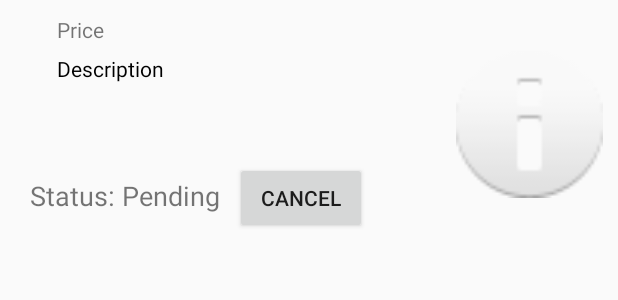
After one commit to marioinfante/Couchsurfer, an Android app: the layout request_row_item.xml on its own in the app's theme, with its tools: preview values and no code run, on a phone screen of 412 x 824 dp. The commit adds this screen. Shown: the top 300 px of the screen. Run offline under Robolectric (Android 15) with nearby library versions, the phone set to English and light mode, and no system bars.

Commit message:
populating user's current requests

```diff
--- a/app/src/main/java/cs184/cs/ucsb/edu/couchsurfer/CouchPost.java
+++ b/app/src/main/java/cs184/cs/ucsb/edu/couchsurfer/CouchPost.java
@@ -16,6 +16,8 @@ public class CouchPost implements Post {
     private String pictures;
     private String booker;
     private Boolean accepted;
+
+    public CouchPost() { }
 
     public CouchPost(String author, String authorUid, String description, double longitude, double latitude, double price, Date start_date, Date end_date, String pictures, String booker, Boolean accepted) {
         this.author = author;
--- /dev/null
+++ b/app/src/main/res/drawable/ic_my_couches.xml
@@ -0,0 +1,5 @@
+<vector android:height="24dp" android:tint="#D3D3D3"
+    android:viewportHeight="24.0" android:viewportWidth="24.0"
+    android:width="24dp" xmlns:android="http://schemas.android.com/apk/res/android">
+    <path android:fillColor="#FF000000" android:pathData="M4,18v3h3v-3h10v3h3v-6L4,15zM19,10h3v3h-3zM2,10h3v3L2,13zM17,13L7,13L7,5c0,-1.1 0.9,-2 2,-2h6c1.1,0 2,0.9 2,2v8z"/>
+</vector>
--- a/app/src/main/res/layout/listview_fragment.xml
+++ b/app/src/main/res/layout/listview_fragment.xml
@@ -5,8 +5,7 @@
     xmlns:tools="http://schemas.android.com/tools"
     android:id="@+id/listview_fragment"
     android:layout_width="match_parent"
-    android:layout_height="match_parent"
-    >
+    android:layout_height="match_parent">
 
     <android.support.v4.widget.SwipeRefreshLayout xmlns:android="http://schemas.android.com/apk/res/android"
         xmlns:app="http://schemas.android.com/apk/res-auto"
--- /dev/null
+++ b/app/src/main/res/layout/request_row_item.xml
@@ -0,0 +1,54 @@
+<?xml version="1.0" encoding="utf-8"?>
+<RelativeLayout xmlns:android="http://schemas.android.com/apk/res/android"
+    android:layout_width="match_parent"
+    android:layout_height="wrap_content"
+    android:orientation="vertical"
+    android:padding="10dp">
+
+    <TextView
+        android:id="@+id/row_price"
+        android:layout_width="wrap_content"
+        android:layout_height="wrap_content"
+        android:layout_alignStart="@+id/row_description"
+        android:layout_alignTop="@+id/row_image"
+        android:text="Price" />
+
+    <TextView
+        android:id="@+id/row_description"
+        android:layout_width="267dp"
+        android:layout_height="72dp"
+        android:layout_alignTop="@+id/row_image"
+        android:layout_marginTop="26dp"
+        android:layout_marginEnd="-1dp"
+        android:layout_toStartOf="@+id/row_image"
+        android:text="Description"
+        android:textColor="@android:color/black" />
+
+    <ImageView
+        android:id="@+id/row_image"
+        android:layout_width="98dp"
+        android:layout_height="98dp"
+        android:layout_alignParentRight="true"
+        android:layout_centerVertical="true"
+        android:layout_marginRight="0dp"
+        android:src="@android:drawable/ic_dialog_info" />
+
+    <TextView
+        android:id="@+id/statusTV"
+        android:layout_width="wrap_content"
+        android:layout_height="wrap_content"
+        android:layout_below="@+id/row_description"
+        android:text="Status: Pending"
+        android:textSize="18dp"
+        android:padding="10dp"/>
+
+    <Button
+        android:id="@+id/cancelBtn"
+        android:layout_width="wrap_content"
+        android:layout_height="wrap_content"
+        android:layout_below="@+id/row_description"
+        android:layout_toEndOf="@+id/statusTV"
+        android:text="Cancel" />
+
+
+</RelativeLayout>
```
Also changed, not shown: app/src/main/java/cs184/cs/ucsb/edu/couchsurfer/MainActivity.java (+78 -10 lines), app/src/main/java/cs184/cs/ucsb/edu/couchsurfer/ProfileFragment.java (+0 -18 lines), app/src/main/java/cs184/cs/ucsb/edu/couchsurfer/RequestsAdapter.java (added, +104 -0 lines), app/src/main/java/cs184/cs/ucsb/edu/couchsurfer/RequestsFragment.java (added, +67 -0 lines), app/src/main/res/layout/requests_fragment.xml (added, +34 -0 lines), app/src/main/res/menu/drawer_view.xml (+15 -4 lines), app/src/main/res/drawable/ic_my_requests.xml (renamed from app/src/main/res/drawable/ic_my_listings.xml).
